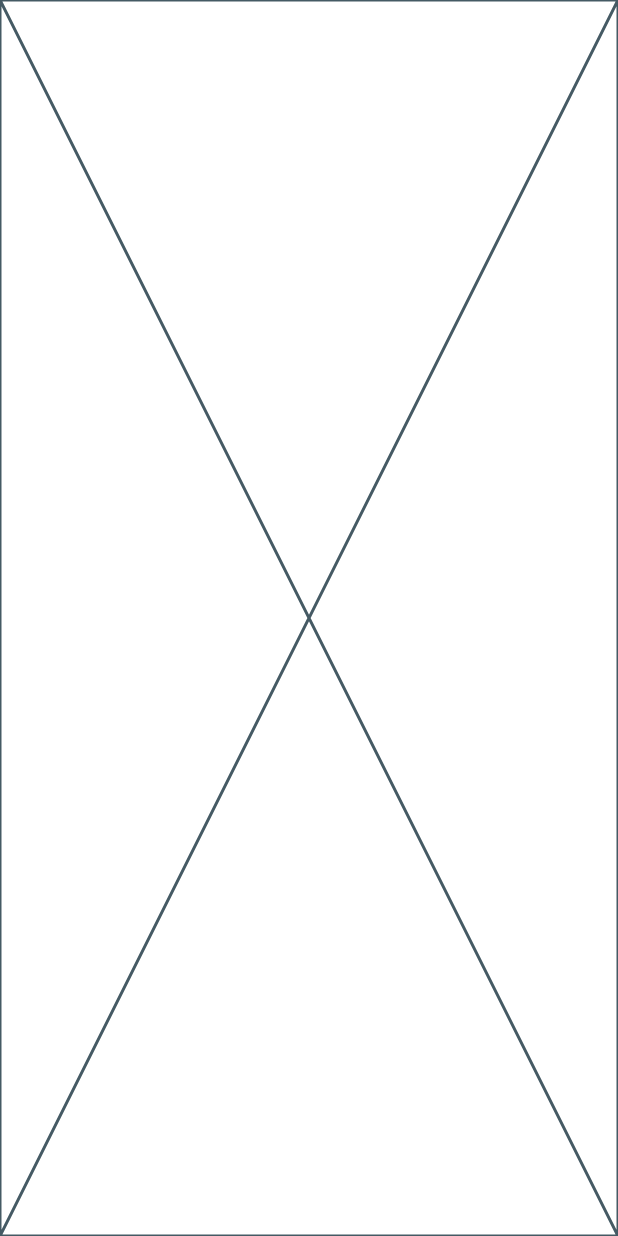
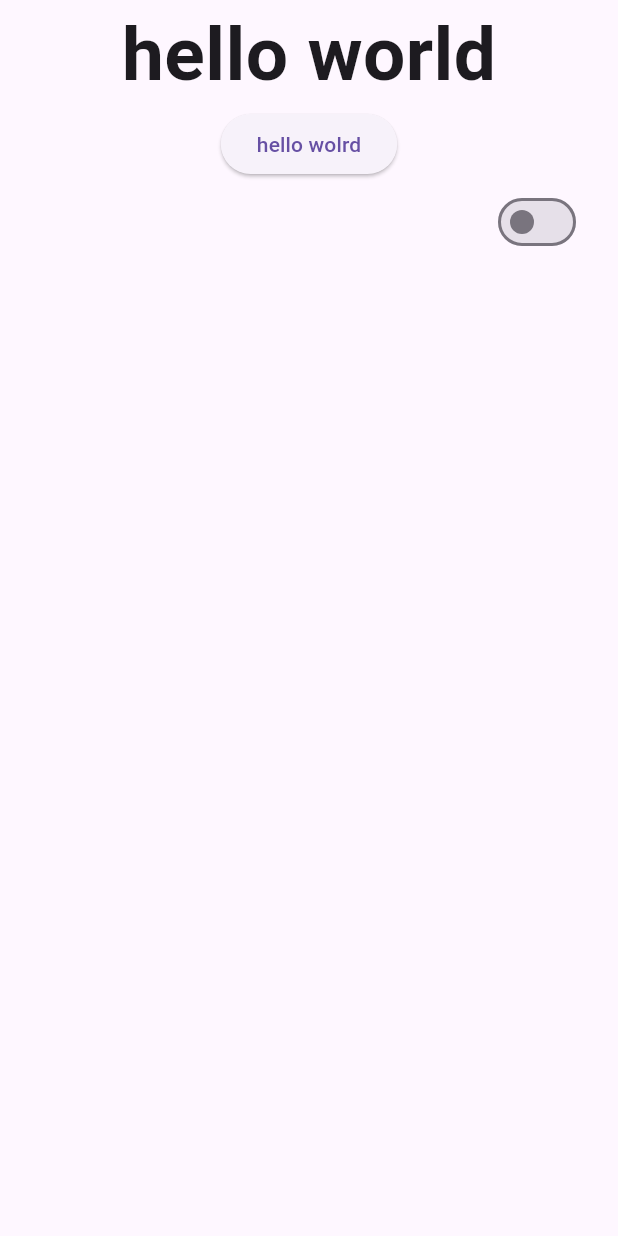
Before and after one commit to MeDoRa0/shop_user, a Flutter app: the screen it shows after launch, on a phone screen of 412 x 824 dp. Run offline on Flutter 3.47's test engine with Material 3 defaults, Android fonts, the phone set to English and light mode, and no system bars.

Commit message:
create simple home screen

```diff
--- a/lib/main.dart
+++ b/lib/main.dart
@@ -1,13 +1,18 @@
 import 'package:flutter/material.dart';
+import 'package:shop_user/screens/home.dart';
 
 void main() {
-  runApp(ShopUser());
+  runApp(const ShopUser());
 }
+
 class ShopUser extends StatelessWidget {
   const ShopUser({super.key});
 
   @override
   Widget build(BuildContext context) {
-    return const Placeholder();
+    return const MaterialApp(
+      title: 'shop user',
+      home: HomeScreen(),
+    );
   }
 }
--- /dev/null
+++ b/lib/screens/home.dart
@@ -0,0 +1,27 @@
+import 'package:flutter/material.dart';
+
+class HomeScreen extends StatelessWidget {
+  const HomeScreen({super.key});
+
+  @override
+  Widget build(BuildContext context) {
+    return Scaffold(
+      body: Column(
+        children: [
+          const Text(
+            'hello world',
+            style: TextStyle(fontSize: 50, fontWeight: FontWeight.bold),
+          ),
+          ElevatedButton(
+            onPressed: () {},
+            child: const Text('hello wolrd'),
+          ),
+          SwitchListTile(
+            value: false,
+            onChanged: (value) {},
+          )
+        ],
+      ),
+    );
+  }
+}
```
Also changed, not shown: pubspec.yaml (+4 -17 lines), pubspec.lock, 1 other file.
